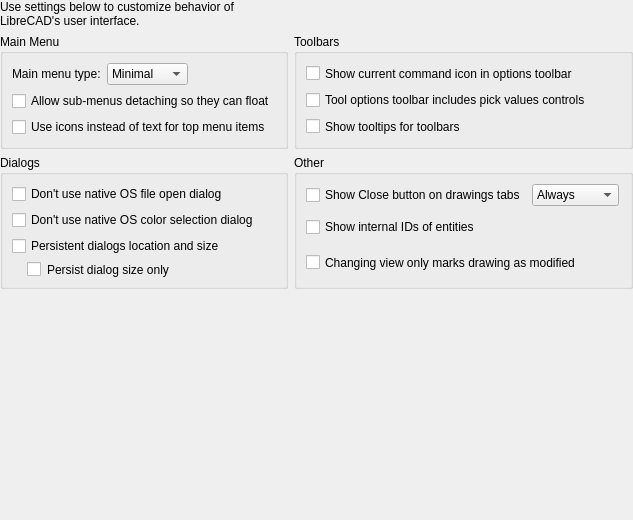
Before: the Qt Designer form librecad/src/ui/dialogs/settings/options_general/pages/application/lc_settings_page_program_defaults.ui in sand1024/LibreCAD, drawn with Qt 5.
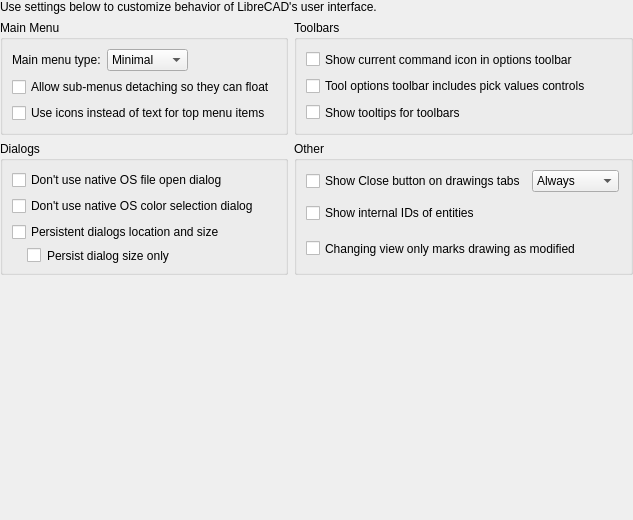
After: the same form once the commit is applied. Custom widgets are drawn as their Qt base class.

Diff of the .ui file:
```diff
--- a/librecad/src/ui/dialogs/settings/options_general/pages/application/lc_settings_page_program_defaults.ui
+++ b/librecad/src/ui/dialogs/settings/options_general/pages/application/lc_settings_page_program_defaults.ui
@@ -23,16 +23,6 @@
    <property name="bottomMargin">
     <number>0</number>
    </property>
-   <item row="0" column="0" colspan="2">
-    <widget class="QLabel" name="label">
-     <property name="text">
-      <string>Use settings below to customize behavior of LibreCAD's user interface.</string>
-     </property>
-     <property name="wordWrap">
-      <bool>true</bool>
-     </property>
-    </widget>
-   </item>
    <item row="1" column="0" colspan="2">
     <widget class="QGroupBox" name="groupBox_4">
      <property name="title">
@@ -380,6 +370,16 @@
      </layout>
     </widget>
    </item>
+   <item row="0" column="0" colspan="3">
+    <widget class="QLabel" name="label">
+     <property name="text">
+      <string>Use settings below to customize behavior of LibreCAD's user interface.</string>
+     </property>
+     <property name="wordWrap">
+      <bool>true</bool>
+     </property>
+    </widget>
+   </item>
   </layout>
  </widget>
  <customwidgets>
```
